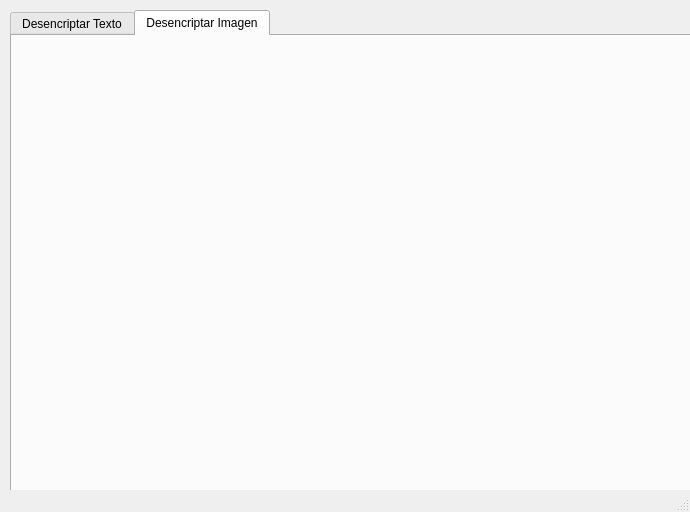
This is views/FrmDesencriptar.ui in LuisAbdielRivera/encriptarQT as Qt 5 draws it before an edit. The edited form follows.
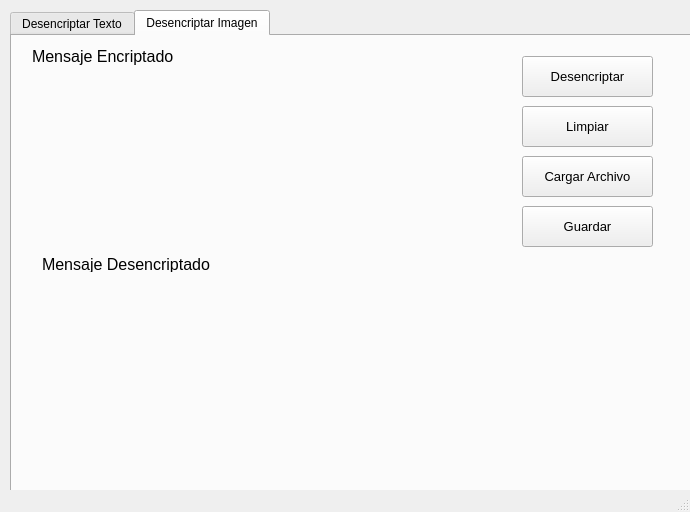
This is the edited form. The open tabs and pages were chosen to show the change. Icons and pictures are not drawn.

Diff of the .ui file:
```diff
--- a/views/FrmDesencriptar.ui
+++ b/views/FrmDesencriptar.ui
@@ -203,6 +203,174 @@
      <attribute name="title">
       <string>Desencriptar Imagen</string>
      </attribute>
+     <widget class="QPushButton" name="btnDesencriptarImg">
+      <property name="geometry">
+       <rect>
+        <x>510</x>
+        <y>20</y>
+        <width>131</width>
+        <height>41</height>
+       </rect>
+      </property>
+      <property name="font">
+       <font>
+        <family>Arial</family>
+        <pointsize>10</pointsize>
+        <weight>50</weight>
+        <bold>false</bold>
+       </font>
+      </property>
+      <property name="text">
+       <string>Desencriptar</string>
+      </property>
+      <property name="icon">
+       <iconset>
+        <normaloff>../Imagenes/desencriptado.png</normaloff>../Imagenes/desencriptado.png</iconset>
+      </property>
+     </widget>
+     <widget class="QLabel" name="label_3">
+      <property name="geometry">
+       <rect>
+        <x>30</x>
+        <y>220</y>
+        <width>171</width>
+        <height>16</height>
+       </rect>
+      </property>
+      <property name="font">
+       <font>
+        <family>Arial</family>
+        <pointsize>12</pointsize>
+       </font>
+      </property>
+      <property name="text">
+       <string>Mensaje Desencriptado</string>
+      </property>
+     </widget>
+     <widget class="QLabel" name="ImgEnc">
+      <property name="geometry">
+       <rect>
+        <x>20</x>
+        <y>40</y>
+        <width>471</width>
+        <height>171</height>
+       </rect>
+      </property>
+      <property name="font">
+       <font>
+        <pointsize>12</pointsize>
+       </font>
+      </property>
+      <property name="text">
+       <string/>
+      </property>
+     </widget>
+     <widget class="QPushButton" name="btnCargarArchivoImg">
+      <property name="geometry">
+       <rect>
+        <x>510</x>
+        <y>120</y>
+        <width>131</width>
+        <height>41</height>
+       </rect>
+      </property>
+      <property name="font">
+       <font>
+        <family>Arial</family>
+        <pointsize>10</pointsize>
+       </font>
+      </property>
+      <property name="text">
+       <string>Cargar Archivo</string>
+      </property>
+      <property name="icon">
+       <iconset>
+        <normaloff>../Imagenes/cargando.png</normaloff>../Imagenes/cargando.png</iconset>
+      </property>
+     </widget>
+     <widget class="QPushButton" name="btnLimpiarImg">
+      <property name="geometry">
+       <rect>
+        <x>510</x>
+        <y>70</y>
+        <width>131</width>
+        <height>41</height>
+       </rect>
+      </property>
+      <property name="font">
+       <font>
+        <family>Arial</family>
+        <pointsize>10</pointsize>
+       </font>
+      </property>
+      <property name="text">
+       <string>Limpiar</string>
+      </property>
+      <property name="icon">
+       <iconset>
+        <normaloff>../Imagenes/limpiar.png</normaloff>../Imagenes/limpiar.png</iconset>
+      </property>
+     </widget>
+     <widget class="QLabel" name="label_4">
+      <property name="geometry">
+       <rect>
+        <x>20</x>
+        <y>10</y>
+        <width>141</width>
+        <height>21</height>
+       </rect>
+      </property>
+      <property name="font">
+       <font>
+        <family>Arial</family>
+        <pointsize>12</pointsize>
+       </font>
+      </property>
+      <property name="text">
+       <string>Mensaje Encriptado</string>
+      </property>
+     </widget>
+     <widget class="QLabel" name="Img">
+      <property name="geometry">
+       <rect>
+        <x>20</x>
+        <y>250</y>
+        <width>471</width>
+        <height>171</height>
+       </rect>
+      </property>
+      <property name="font">
+       <font>
+        <pointsize>12</pointsize>
+       </font>
+      </property>
+      <property name="text">
+       <string/>
+      </property>
+     </widget>
+     <widget class="QPushButton" name="btnGuardarImg">
+      <property name="geometry">
+       <rect>
+        <x>510</x>
+        <y>170</y>
+        <width>131</width>
+        <height>41</height>
+       </rect>
+      </property>
+      <property name="font">
+       <font>
+        <family>Arial</family>
+        <pointsize>10</pointsize>
+       </font>
+      </property>
+      <property name="text">
+       <string>Guardar</string>
+      </property>
+      <property name="icon">
+       <iconset>
+        <normaloff>../Imagenes/limpiar.png</normaloff>../Imagenes/limpiar.png</iconset>
+      </property>
+     </widget>
     </widget>
    </widget>
   </widget>
```
Left out of the diff: 23 changed lines with no effect on the pictures.
